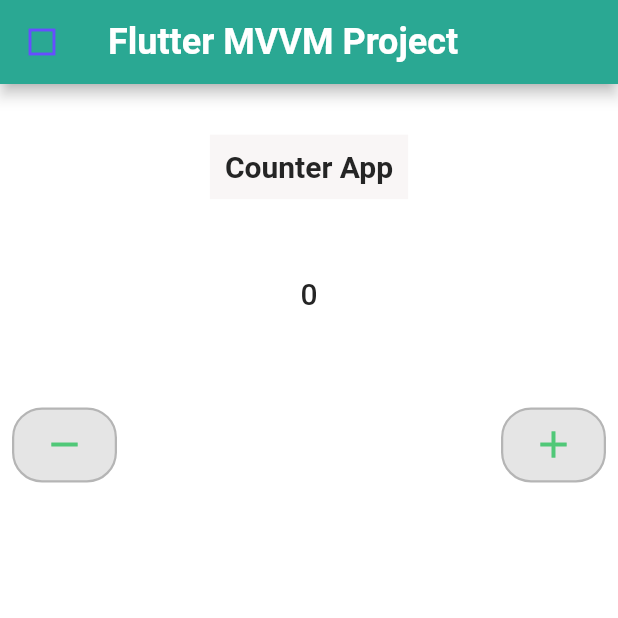
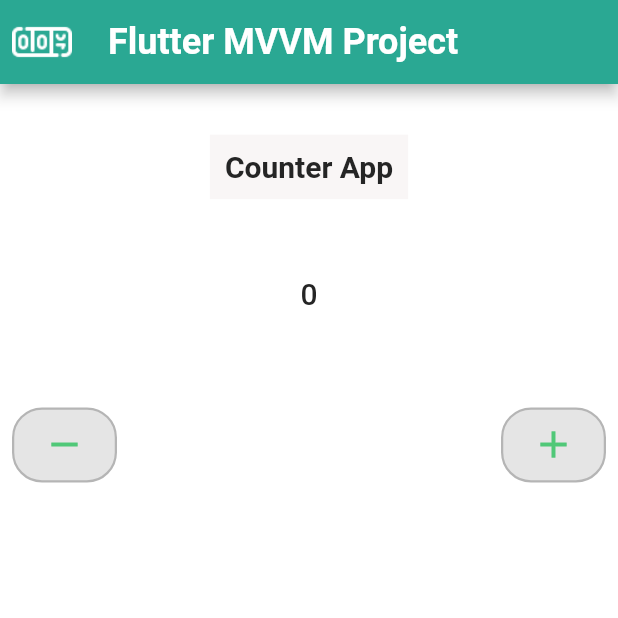
Before and after one commit to dretoba91/mvvm_example, a Flutter app: the screen it shows after launch, on a phone screen of 412 x 824 dp, the top half of it. Run offline on Flutter 3.47's test engine with Material 2 defaults, Android fonts, the phone set to English and light mode, and no system bars; our stand-ins replace flutter_svg; Roboto replaces fonts that are missing (Montserrat).

Commit message:
add icon to app bar

```diff
--- a/lib/views-screen/app_homepage.dart
+++ b/lib/views-screen/app_homepage.dart
@@ -2,8 +2,7 @@
 
 import 'package:flutter/cupertino.dart';
 import 'package:flutter/material.dart';
-import 'package:flutter/src/foundation/key.dart';
-import 'package:flutter/src/widgets/framework.dart';
+import 'package:flutter_svg/flutter_svg.dart';
 import 'package:mvvm_example/config/themes/color.dart';
 import 'package:mvvm_example/config/themes/size_calculator.dart';
 import 'package:mvvm_example/view-model/app_homepage_view_model.dart';
@@ -24,9 +23,13 @@ class _AppHomepageState extends State<AppHomepage> {
     return Scaffold(
       appBar: AppBar(
         backgroundColor: AppColors.greenColor,
-        leading: Icon(
-          Icons.square_outlined,
-          color: AppColors.secondaryPurpleColor,
+        leading: Padding(
+          padding: const EdgeInsets.all(8.0),
+          child: Image.asset(
+            "asset/images/counter.png",
+            color: AppColors.white,
+            width: sizer(true, 15, context),
+          ),
         ),
         title: Text(
           homePageData.appTitle,
--- a/pubspec.yaml
+++ b/pubspec.yaml
@@ -29,6 +29,7 @@ environment:
 dependencies:
   flutter:
     sdk: flutter
+  flutter_svg: ^1.0.3
 
 
   # The following adds the Cupertino Icons font to your application.
@@ -56,6 +57,10 @@ flutter:
   # included with your application, so that you can use the icons in
   # the material Icons class.
   uses-material-design: true
+
+  assets:
+   - asset/images/
+   - asset/
 
   # To add assets to your application, add an assets section, like this:
   # assets:
```
Also changed, not shown: asset/images/counter.png (added), pubspec.lock.
